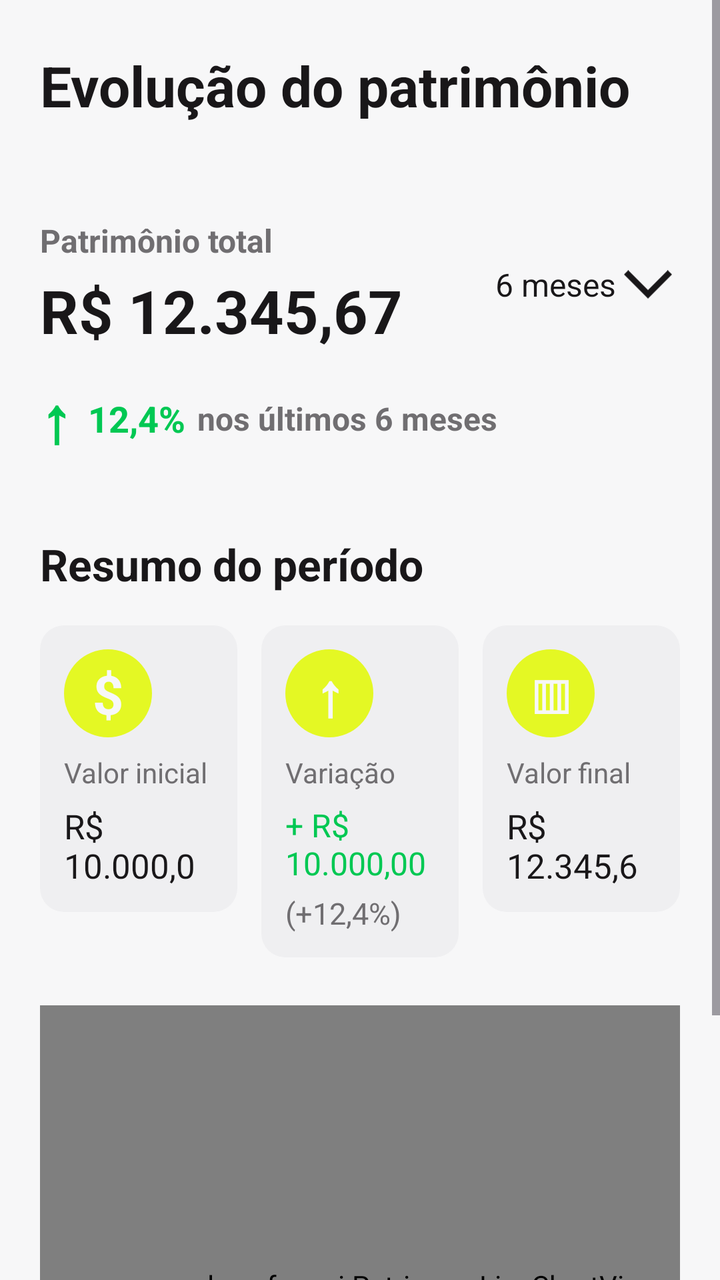
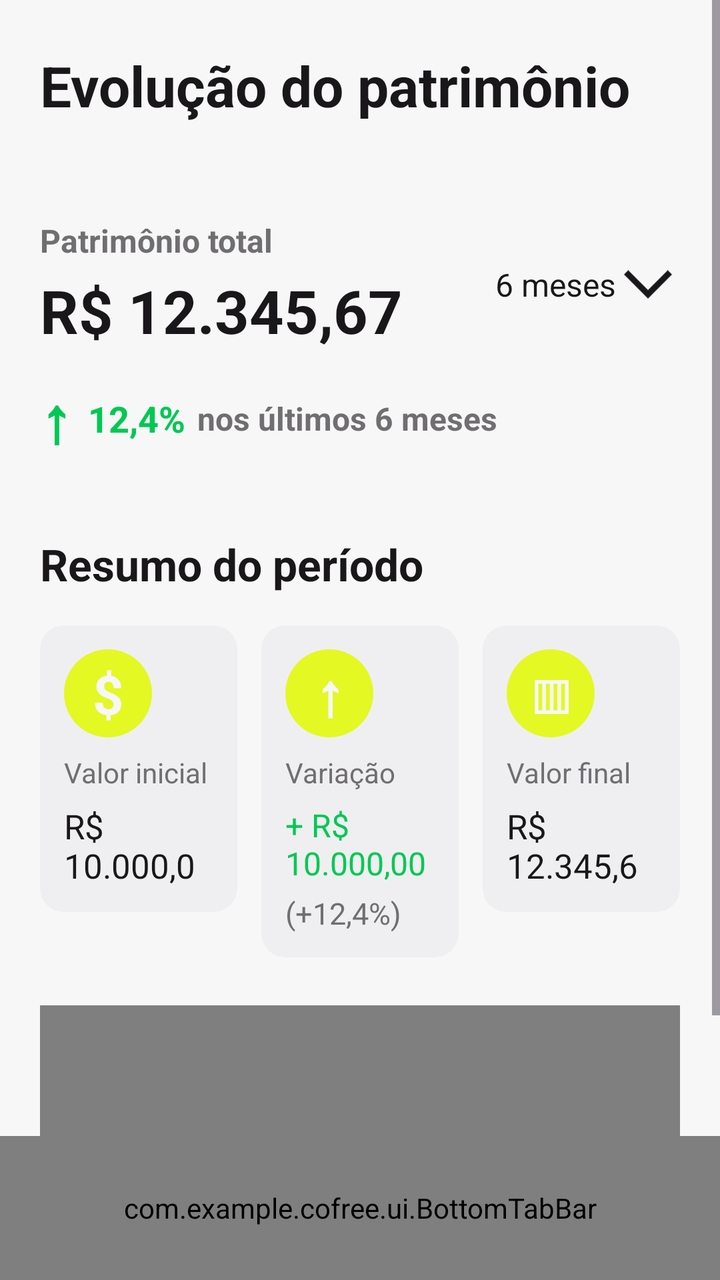

Compare the two renders of this Android layout. The source of the first and the diff that turns it into the second are given below.
<!-- AndroidManifest.xml: application theme Theme.Cofree -->
<!-- res/layout/activity_patrimony_evolution.xml -->
<?xml version="1.0" encoding="utf-8"?>
<androidx.constraintlayout.widget.ConstraintLayout xmlns:android="http://schemas.android.com/apk/res/android"
    xmlns:app="http://schemas.android.com/apk/res-auto"
    xmlns:tools="http://schemas.android.com/tools"
    android:id="@+id/main"
    android:layout_width="match_parent"
    android:layout_height="match_parent"
    android:background="@color/primary"
    tools:context=".activities.PatrimonyEvolution">

    <ScrollView
        android:layout_width="match_parent"
        android:layout_height="0dp"
        android:clipToPadding="false"
        android:fillViewport="true"
        app:layout_constraintBottom_toBottomOf="parent"
        app:layout_constraintEnd_toEndOf="parent"
        app:layout_constraintStart_toStartOf="parent"
        app:layout_constraintTop_toTopOf="parent">

        <LinearLayout
            android:layout_width="match_parent"
            android:layout_height="wrap_content"
            android:orientation="vertical"
            android:paddingHorizontal="20dp"
            android:paddingTop="24dp"
            android:paddingBottom="24dp">

            
            <TextView
                android:id="@+id/text_titulo"
                android:layout_width="match_parent"
                android:layout_height="wrap_content"
                android:text="Evolução do patrimônio"
                android:textColor="@color/text_primary"
                android:textSize="28sp"
                android:textStyle="bold" />

            
            <LinearLayout
                android:layout_width="match_parent"
                android:layout_height="wrap_content"
                android:layout_marginTop="48dp"
                android:gravity="center_vertical"
                android:orientation="horizontal">

                <LinearLayout
                    android:layout_width="0dp"
                    android:layout_height="wrap_content"
                    android:layout_weight="1"
                    android:orientation="vertical">

                    <TextView
                        android:layout_width="wrap_content"
                        android:layout_height="wrap_content"
                        android:text="Patrimônio total"
                        android:textColor="@color/text_secondary"
                        android:textSize="16sp"
                        android:textStyle="bold" />

                    <TextView
                        android:id="@+id/text_patrimonio_total"
                        android:layout_width="wrap_content"
                        android:layout_height="wrap_content"
                        android:layout_marginTop="4dp"
                        android:text="R$ 12.345,67"
                        android:textColor="@color/text_primary"
                        android:textSize="30sp"
                        android:textStyle="bold" />

                </LinearLayout>

                <LinearLayout
                    android:id="@+id/seletor_periodo"
                    android:layout_width="wrap_content"
                    android:layout_height="48dp"
                    android:background="?attr/selectableItemBackground"
                    android:clickable="true"
                    android:focusable="true"
                    android:gravity="center"
                    android:orientation="horizontal"
                    android:paddingStart="8dp"
                    android:paddingEnd="4dp">

                    <TextView
                        android:id="@+id/text_periodo"
                        android:layout_width="wrap_content"
                        android:layout_height="wrap_content"
                        android:text="6 meses"
                        android:textColor="@color/text_primary"
                        android:textSize="16sp" />

                    <ImageView
                        android:layout_width="24dp"
                        android:layout_height="24dp"
                        android:layout_marginStart="4dp"
                        android:contentDescription="Selecionar período"
                        android:src="@drawable/ic_chevron_down"
                        app:tint="@color/text_primary" />

                </LinearLayout>

            </LinearLayout>

            
            <LinearLayout
                android:layout_width="match_parent"
                android:layout_height="wrap_content"
                android:layout_marginTop="12dp"
                android:gravity="center_vertical"
                android:orientation="horizontal">

                <TextView
                    android:id="@+id/text_seta_variacao"
                    android:layout_width="wrap_content"
                    android:layout_height="wrap_content"
                    android:text="↑"
                    android:textColor="@color/income"
                    android:textSize="32sp"
                    android:textStyle="bold" />

                <TextView
                    android:id="@+id/text_percentual_variacao"
                    android:layout_width="wrap_content"
                    android:layout_height="wrap_content"
                    android:layout_marginStart="8dp"
                    android:text="12,4%"
                    android:textColor="@color/income"
                    android:textSize="18sp"
                    android:textStyle="bold" />

                <TextView
                    android:id="@+id/text_periodo_variacao"
                    android:layout_width="wrap_content"
                    android:layout_height="wrap_content"
                    android:layout_marginStart="6dp"
                    android:text="nos últimos 6 meses"
                    android:textColor="@color/text_secondary"
                    android:textSize="16sp"
                    android:textStyle="bold" />

            </LinearLayout>

            
            <TextView
                android:layout_width="match_parent"
                android:layout_height="wrap_content"
                android:layout_marginTop="36dp"
                android:text="Resumo do período"
                android:textColor="@color/text_primary"
                android:textSize="22sp"
                android:textStyle="bold" />

            <LinearLayout
                android:layout_width="match_parent"
                android:layout_height="wrap_content"
                android:layout_marginTop="16dp"
                android:baselineAligned="false"
                android:orientation="horizontal">

                
                <LinearLayout
                    android:layout_width="0dp"
                    android:layout_height="wrap_content"
                    android:layout_marginEnd="6dp"
                    android:layout_weight="1"
                    android:background="@drawable/bg_patrimony_card"
                    android:orientation="vertical"
                    android:padding="12dp">

                    <TextView
                        android:layout_width="44dp"
                        android:layout_height="44dp"
                        android:background="@drawable/bg_patrimony_icon"
                        android:gravity="center"
                        android:text="$"
                        android:textColor="@color/primary"
                        android:textSize="27sp"
                        android:textStyle="bold" />

                    <TextView
                        android:layout_width="match_parent"
                        android:layout_height="wrap_content"
                        android:layout_marginTop="8dp"
                        android:text="Valor inicial"
                        android:textColor="@color/text_secondary"
                        android:textSize="14sp" />

                    <TextView
                        android:id="@+id/text_valor_inicial"
                        android:layout_width="match_parent"
                        android:layout_height="wrap_content"
                        android:layout_marginTop="6dp"
                        android:breakStrategy="simple"
                        android:maxLines="2"
                        android:text="R$ 10.000,00"
                        android:textColor="@color/text_primary"
                        android:textSize="17sp" />

                </LinearLayout>

                
                <LinearLayout
                    android:layout_width="0dp"
                    android:layout_height="wrap_content"
                    android:layout_marginHorizontal="6dp"
                    android:layout_weight="1"
                    android:background="@drawable/bg_patrimony_card"
                    android:orientation="vertical"
                    android:padding="12dp">

                    <TextView
                        android:layout_width="44dp"
                        android:layout_height="44dp"
                        android:background="@drawable/bg_patrimony_icon"
                        android:gravity="center"
                        android:text="↑"
                        android:textColor="@color/primary"
                        android:textSize="30sp"
                        android:textStyle="bold" />

                    <TextView
                        android:layout_width="match_parent"
                        android:layout_height="wrap_content"
                        android:layout_marginTop="8dp"
                        android:text="Variação"
                        android:textColor="@color/text_secondary"
                        android:textSize="14sp" />

                    <TextView
                        android:id="@+id/text_variacao_valor"
                        android:layout_width="match_parent"
                        android:layout_height="wrap_content"
                        android:layout_marginTop="6dp"
                        android:breakStrategy="simple"
                        android:maxLines="2"
                        android:text="+ R$ 10.000,00"
                        android:textColor="@color/income"
                        android:textSize="16sp" />

                    <TextView
                        android:id="@+id/text_variacao_percentual_card"
                        android:layout_width="match_parent"
                        android:layout_height="wrap_content"
                        android:layout_marginTop="4dp"
                        android:text="(+12,4%)"
                        android:textColor="@color/text_secondary"
                        android:textSize="15sp" />

                </LinearLayout>

                
                <LinearLayout
                    android:layout_width="0dp"
                    android:layout_height="wrap_content"
                    android:layout_marginStart="6dp"
                    android:layout_weight="1"
                    android:background="@drawable/bg_patrimony_card"
                    android:orientation="vertical"
                    android:padding="12dp">

                    <TextView
                        android:layout_width="44dp"
                        android:layout_height="44dp"
                        android:background="@drawable/bg_patrimony_icon"
                        android:gravity="center"
                        android:text="▥"
                        android:textColor="@color/primary"
                        android:textSize="27sp"
                        android:textStyle="bold" />

                    <TextView
                        android:layout_width="match_parent"
                        android:layout_height="wrap_content"
                        android:layout_marginTop="8dp"
                        android:text="Valor final"
                        android:textColor="@color/text_secondary"
                        android:textSize="14sp" />

                    <TextView
                        android:id="@+id/text_valor_final"
                        android:layout_width="match_parent"
                        android:layout_height="wrap_content"
                        android:layout_marginTop="6dp"
                        android:breakStrategy="simple"
                        android:maxLines="2"
                        android:text="R$ 12.345,67"
                        android:textColor="@color/text_primary"
                        android:textSize="17sp" />

                </LinearLayout>

            </LinearLayout>

            
            <com.example.cofree.ui.PatrimonyLineChartView
                android:id="@+id/grafico_evolucao_patrimonio"
                android:layout_width="match_parent"
                android:layout_height="280dp"
                android:layout_marginTop="24dp"
                android:background="@drawable/bg_patrimony_card" />

        </LinearLayout>

    </ScrollView>

</androidx.constraintlayout.widget.ConstraintLayout>
<!-- resources referenced by this layout -->
<resources>
  <color name="income">#00c853</color>
  <color name="primary">#f7f7f8</color>
  <color name="text_primary">#191719</color>
  <color name="text_secondary">#706e71</color>
  <!-- drawable bg_patrimony_card (drawable) -->
  <?xml version="1.0" encoding="utf-8"?>
  <shape xmlns:android="http://schemas.android.com/apk/res/android">
      <solid android:color="@color/medium" />
      <corners android:radius="12dp" />
  </shape>
  <!-- drawable bg_patrimony_icon (drawable) -->
  <?xml version="1.0" encoding="utf-8"?>
  <shape xmlns:android="http://schemas.android.com/apk/res/android">
      <solid android:color="@color/green_cofree" />
      <corners android:radius="100dp" />
  </shape>
  <!-- drawable ic_chevron_down (drawable) -->
  <vector xmlns:android="http://schemas.android.com/apk/res/android"
      android:width="20dp"
      android:height="12dp"
      android:viewportWidth="20"
      android:viewportHeight="12">
    <path
        android:pathData="M20,1.775L10,11.775L0,1.775L1.775,0L10,8.225L18.225,0L20,1.775Z"
        android:fillColor="@color/text_primary"/>
  </vector>
  <style name="Theme.Cofree" parent="Base.Theme.Cofree" />
  <color name="medium">#efeff1</color>
  <color name="green_cofree">#e4f824</color>
  <style name="Base.Theme.Cofree" parent="Theme.Material3.DayNight.NoActionBar">
          <item name="colorPrimary">@color/text_primary</item>
          <item name="colorPrimaryContainer">@color/text_primary</item>
          <item name="colorAccent">@color/text_secondary</item>
          <item name="colorSurface">@color/surface</item>
          <item name="android:colorBackground">@color/primary</item>
  
      </style>
  <color name="surface">#ffffff</color>
</resources>

<!-- the commit's change to res/layout/activity_patrimony_evolution.xml (unified diff, before → after) -->
@@ -304,4 +304,12 @@
 
     </ScrollView>
 
+
+    <com.example.cofree.ui.BottomTabBar
+        android:id="@+id/bottom_tab_bar"
+        android:layout_width="match_parent"
+        android:layout_height="72dp"
+        app:layout_constraintBottom_toBottomOf="parent"
+        app:layout_constraintEnd_toEndOf="parent"
+        app:layout_constraintStart_toStartOf="parent" />
 </androidx.constraintlayout.widget.ConstraintLayout>
